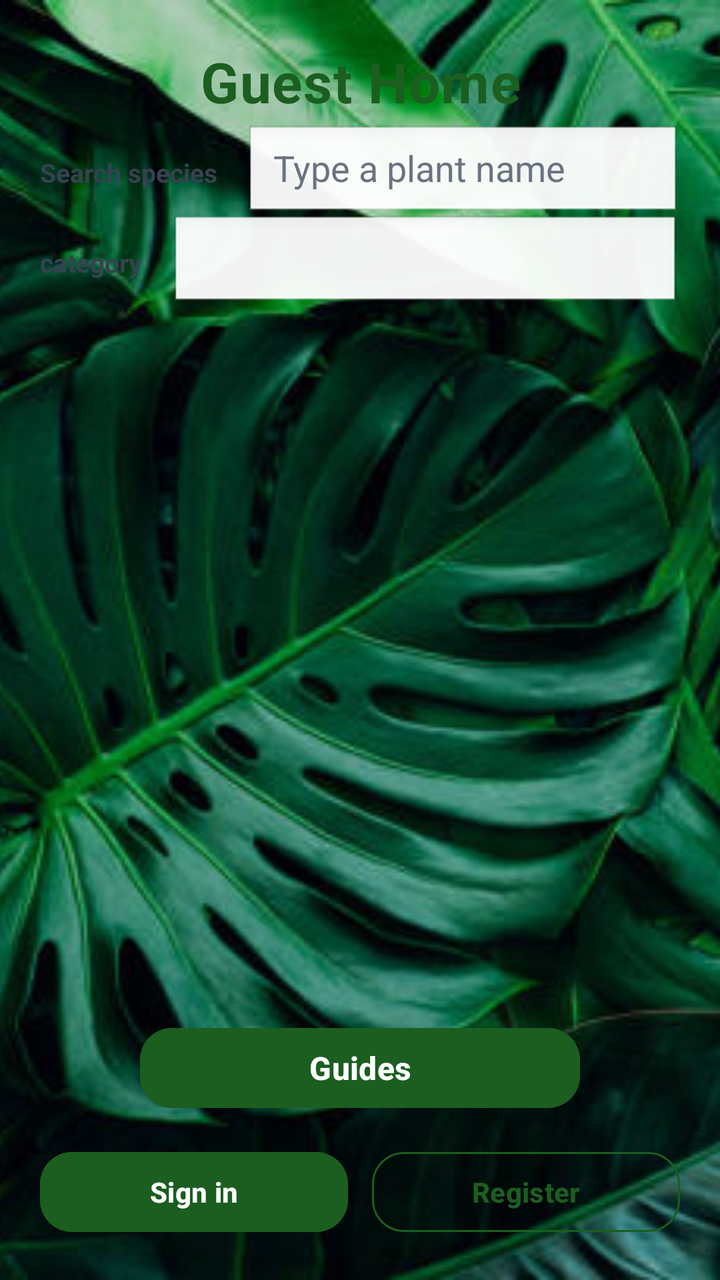
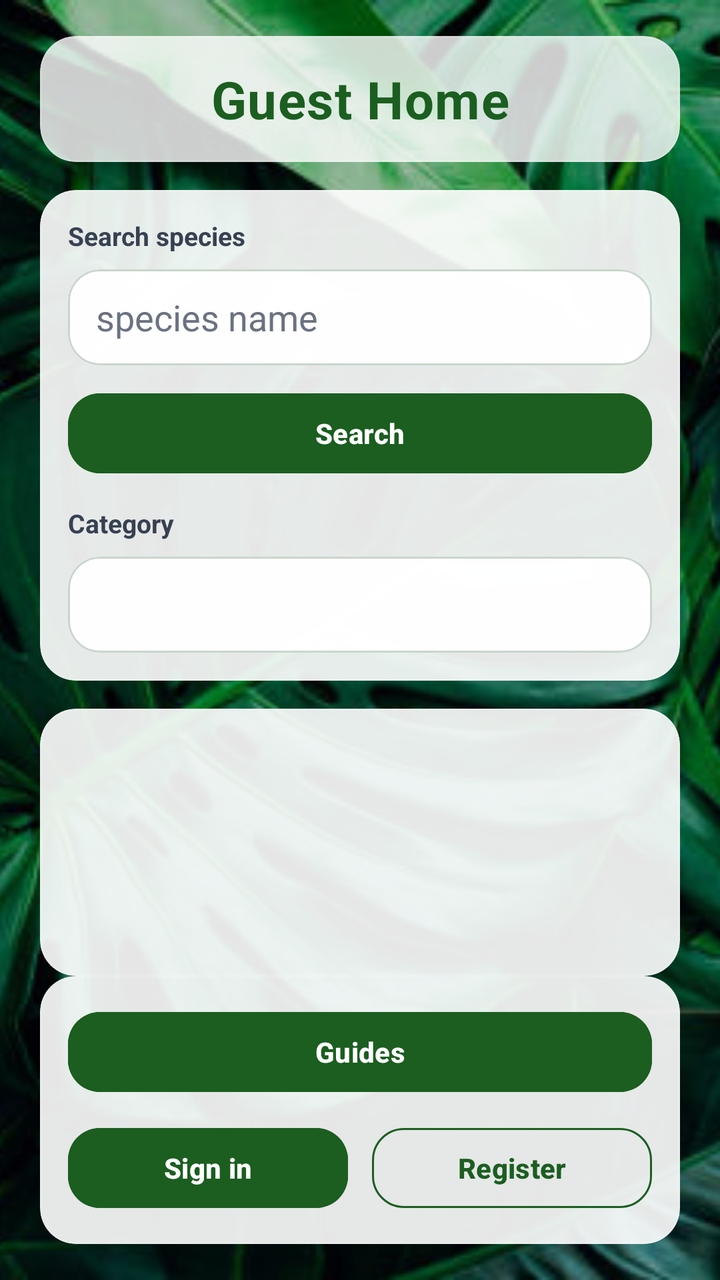

Before-and-after screenshots of an Android layout around one commit, followed by the original layout XML and the change that was made.
<!-- AndroidManifest.xml: application theme Theme.TASHTIT -->
<!-- res/layout/activity_guest_home.xml -->
<?xml version="1.0" encoding="utf-8"?>
<androidx.constraintlayout.widget.ConstraintLayout xmlns:android="http://schemas.android.com/apk/res/android"
    xmlns:app="http://schemas.android.com/apk/res-auto"
    xmlns:tools="http://schemas.android.com/tools"
    android:id="@+id/main"
    android:layout_width="match_parent"
    android:layout_height="match_parent"
    tools:context=".ACTIVITIES.GuestHomeActivity">

    
    <ImageView
        android:id="@+id/ivBackground"
        android:layout_width="0dp"
        android:layout_height="0dp"
        android:contentDescription="@null"
        android:scaleType="centerCrop"
        android:src="@drawable/leaves_bg"
        app:layout_constraintTop_toTopOf="parent"
        app:layout_constraintBottom_toBottomOf="parent"
        app:layout_constraintStart_toStartOf="parent"
        app:layout_constraintEnd_toEndOf="parent" />

    
    <View
        android:id="@+id/bgScrim"
        android:layout_width="0dp"
        android:layout_height="0dp"
        android:background="#1A000000"
        app:layout_constraintTop_toTopOf="parent"
        app:layout_constraintBottom_toBottomOf="parent"
        app:layout_constraintStart_toStartOf="parent"
        app:layout_constraintEnd_toEndOf="parent" />

    
    <TextView
        android:id="@+id/tvGuestHomeTitle"
        android:layout_width="0dp"
        android:layout_height="wrap_content"
        android:layout_marginTop="22dp"
        android:layout_marginStart="20dp"
        android:layout_marginEnd="20dp"
        android:text="Guest Home"
        android:textAlignment="center"
        android:textStyle="bold"
        android:textSize="28sp"
        android:letterSpacing="0.02"
        android:textColor="#1B5E20"
        app:layout_constraintTop_toTopOf="parent"
        app:layout_constraintStart_toStartOf="parent"
        app:layout_constraintEnd_toEndOf="parent" />

    
    <TextView
        android:id="@+id/tvSearchLabel"
        android:layout_width="wrap_content"
        android:layout_height="wrap_content"
        android:layout_marginStart="20dp"
        android:layout_marginTop="18dp"
        android:text="Search species"
        android:textStyle="bold"
        android:textSize="13sp"
        android:textColor="#374151"
        app:layout_constraintTop_toBottomOf="@id/tvGuestHomeTitle"
        app:layout_constraintStart_toStartOf="parent" />

    <EditText
        android:id="@+id/etSearchSpecies"
        android:layout_width="0dp"
        android:layout_height="48dp"
        android:layout_marginStart="14dp"
        android:layout_marginEnd="20dp"
        android:background="@android:drawable/edit_text"
        android:hint="Type a plant name"
        android:inputType="text"
        android:maxLines="1"
        android:paddingStart="14dp"
        android:paddingEnd="14dp"
        android:textColor="#111827"
        android:textColorHint="#6B7280"
        app:layout_constraintTop_toTopOf="@id/tvSearchLabel"
        app:layout_constraintBottom_toBottomOf="@id/tvSearchLabel"
        app:layout_constraintStart_toEndOf="@id/tvSearchLabel"
        app:layout_constraintEnd_toEndOf="parent" />

    
    <TextView
        android:id="@+id/tvCategoryLabel"
        android:layout_width="wrap_content"
        android:layout_height="wrap_content"
        android:layout_marginStart="20dp"
        android:layout_marginTop="12dp"
        android:text="category"
        android:textStyle="bold"
        android:textSize="13sp"
        android:textColor="#374151"
        app:layout_constraintTop_toBottomOf="@id/etSearchSpecies"
        app:layout_constraintStart_toStartOf="parent" />

    <Spinner
        android:id="@+id/spCategory"
        android:layout_width="0dp"
        android:layout_height="48dp"
        android:layout_marginStart="14dp"
        android:layout_marginEnd="20dp"
        android:background="@android:drawable/edit_text"
        android:spinnerMode="dropdown"
        app:layout_constraintTop_toTopOf="@id/tvCategoryLabel"
        app:layout_constraintBottom_toBottomOf="@id/tvCategoryLabel"
        app:layout_constraintStart_toEndOf="@id/tvCategoryLabel"
        app:layout_constraintEnd_toEndOf="parent" />

    
    <androidx.recyclerview.widget.RecyclerView
        android:id="@+id/rvPlants"
        android:layout_width="0dp"
        android:layout_height="0dp"
        android:layout_marginTop="14dp"
        android:layout_marginStart="20dp"
        android:layout_marginEnd="20dp"
        android:clipToPadding="false"
        android:paddingBottom="8dp"
        app:layout_constraintTop_toBottomOf="@id/spCategory"
        app:layout_constraintBottom_toTopOf="@id/btnGuides"
        app:layout_constraintStart_toStartOf="parent"
        app:layout_constraintEnd_toEndOf="parent"
        tools:listitem="@android:layout/simple_list_item_1"
        tools:itemCount="6" />

    
    <com.google.android.material.button.MaterialButton
        android:id="@+id/btnGuides"
        android:layout_width="220dp"
        android:layout_height="48dp"
        android:layout_marginTop="12dp"
        android:text="Guides"
        android:textStyle="bold"
        android:textAllCaps="false"
        android:textSize="16sp"
        android:textColor="#FFFFFF"
        android:backgroundTint="#1B5E20"
        app:cornerRadius="16dp"
        app:layout_constraintTop_toBottomOf="@id/rvPlants"
        app:layout_constraintStart_toStartOf="parent"
        app:layout_constraintEnd_toEndOf="parent" />

    
    <LinearLayout
        android:id="@+id/rowBottomButtons"
        android:layout_width="0dp"
        android:layout_height="wrap_content"
        android:layout_marginStart="20dp"
        android:layout_marginEnd="20dp"
        android:layout_marginTop="14dp"
        android:layout_marginBottom="20dp"
        android:orientation="horizontal"
        android:gravity="center"
        android:weightSum="2"
        app:layout_constraintTop_toBottomOf="@id/btnGuides"
        app:layout_constraintBottom_toBottomOf="parent"
        app:layout_constraintStart_toStartOf="parent"
        app:layout_constraintEnd_toEndOf="parent">

        <com.google.android.material.button.MaterialButton
            android:id="@+id/btnSignIn"
            android:layout_width="0dp"
            android:layout_height="48dp"
            android:layout_weight="1"
            android:text="Sign in"
            android:textStyle="bold"
            android:textAllCaps="false"
            android:textColor="#FFFFFF"
            android:backgroundTint="#1B5E20"
            app:cornerRadius="16dp" />

        <View
            android:layout_width="12dp"
            android:layout_height="1dp" />

        <com.google.android.material.button.MaterialButton
            android:id="@+id/btnRegister"
            style="@style/Widget.Material3.Button.OutlinedButton"
            android:layout_width="0dp"
            android:layout_height="48dp"
            android:layout_weight="1"
            android:text="Register"
            android:textStyle="bold"
            android:textAllCaps="false"
            android:textColor="#1B5E20"
            app:strokeColor="#1B5E20"
            app:strokeWidth="1dp"
            app:cornerRadius="16dp" />

    </LinearLayout>

</androidx.constraintlayout.widget.ConstraintLayout>
<!-- resources referenced by this layout -->
<resources>
  <!-- drawable leaves_bg: png bitmap (drawable, 557002 bytes) -->
  <style name="Theme.TASHTIT" parent="Base.Theme.TASHTIT" />
  <style name="Base.Theme.TASHTIT" parent="Theme.Material3.DayNight.NoActionBar">
          
          
  
          
          <item name="android:windowIsTranslucent">true</item>
  
      </style>
</resources>

<!-- the commit's change to res/layout/activity_guest_home.xml (unified diff, before → after) -->
@@ -25,171 +25,245 @@
         android:id="@+id/bgScrim"
         android:layout_width="0dp"
         android:layout_height="0dp"
-        android:background="#1A000000"
+        android:background="#33000000"
         app:layout_constraintTop_toTopOf="parent"
         app:layout_constraintBottom_toBottomOf="parent"
         app:layout_constraintStart_toStartOf="parent"
         app:layout_constraintEnd_toEndOf="parent" />
 
     
-    <TextView
-        android:id="@+id/tvGuestHomeTitle"
+    <com.google.android.material.card.MaterialCardView
+        android:id="@+id/cardTitle"
         android:layout_width="0dp"
         android:layout_height="wrap_content"
-        android:layout_marginTop="22dp"
-        android:layout_marginStart="20dp"
-        android:layout_marginEnd="20dp"
-        android:text="Guest Home"
-        android:textAlignment="center"
-        android:textStyle="bold"
-        android:textSize="28sp"
-        android:letterSpacing="0.02"
-        android:textColor="#1B5E20"
+        android:layout_marginTop="18dp"
+        android:layout_marginStart="20dp"
+        android:layout_marginEnd="20dp"
+        app:cardCornerRadius="18dp"
+        app:cardElevation="0dp"
+        app:cardBackgroundColor="#CCFFFFFF"
+        app:strokeColor="#22FFFFFF"
+        app:strokeWidth="1dp"
         app:layout_constraintTop_toTopOf="parent"
         app:layout_constraintStart_toStartOf="parent"
-        app:layout_constraintEnd_toEndOf="parent" />
-
-    
-    <TextView
-        android:id="@+id/tvSearchLabel"
-        android:layout_width="wrap_content"
+        app:layout_constraintEnd_toEndOf="parent">
+
+        <TextView
+            android:id="@+id/tvGuestHomeTitle"
+            android:layout_width="match_parent"
+            android:layout_height="wrap_content"
+            android:paddingTop="14dp"
+            android:paddingBottom="14dp"
+            android:text="Guest Home"
+            android:textAlignment="center"
+            android:textStyle="bold"
+            android:textSize="26sp"
+            android:letterSpacing="0.02"
+            android:textColor="#1B5E20" />
+    </com.google.android.material.card.MaterialCardView>
+
+    
+    <com.google.android.material.card.MaterialCardView
+        android:id="@+id/cardFilters"
+        android:layout_width="0dp"
         android:layout_height="wrap_content"
-        android:layout_marginStart="20dp"
-        android:layout_marginTop="18dp"
-        android:text="Search species"
-        android:textStyle="bold"
-        android:textSize="13sp"
-        android:textColor="#374151"
-        app:layout_constraintTop_toBottomOf="@id/tvGuestHomeTitle"
-        app:layout_constraintStart_toStartOf="parent" />
-
-    <EditText
-        android:id="@+id/etSearchSpecies"
-        android:layout_width="0dp"
-        android:layout_height="48dp"
-        android:layout_marginStart="14dp"
-        android:layout_marginEnd="20dp"
-        android:background="@android:drawable/edit_text"
-        android:hint="Type a plant name"
-        android:inputType="text"
-        android:maxLines="1"
-        android:paddingStart="14dp"
-        android:paddingEnd="14dp"
-        android:textColor="#111827"
-        android:textColorHint="#6B7280"
-        app:layout_constraintTop_toTopOf="@id/tvSearchLabel"
-        app:layout_constraintBottom_toBottomOf="@id/tvSearchLabel"
-        app:layout_constraintStart_toEndOf="@id/tvSearchLabel"
-        app:layout_constraintEnd_toEndOf="parent" />
-
-    
-    <TextView
-        android:id="@+id/tvCategoryLabel"
-        android:layout_width="wrap_content"
-        android:layout_height="wrap_content"
-        android:layout_marginStart="20dp"
-        android:layout_marginTop="12dp"
-        android:text="category"
-        android:textStyle="bold"
-        android:textSize="13sp"
-        android:textColor="#374151"
-        app:layout_constraintTop_toBottomOf="@id/etSearchSpecies"
-        app:layout_constraintStart_toStartOf="parent" />
-
-    <Spinner
-        android:id="@+id/spCategory"
-        android:layout_width="0dp"
-        android:layout_height="48dp"
-        android:layout_marginStart="14dp"
-        android:layout_marginEnd="20dp"
-        android:background="@android:drawable/edit_text"
-        android:spinnerMode="dropdown"
-        app:layout_constraintTop_toTopOf="@id/tvCategoryLabel"
-        app:layout_constraintBottom_toBottomOf="@id/tvCategoryLabel"
-        app:layout_constraintStart_toEndOf="@id/tvCategoryLabel"
-        app:layout_constraintEnd_toEndOf="parent" />
-
-    
-    <androidx.recyclerview.widget.RecyclerView
-        android:id="@+id/rvPlants"
+        android:layout_marginTop="14dp"
+        android:layout_marginStart="20dp"
+        android:layout_marginEnd="20dp"
+        app:cardCornerRadius="18dp"
+        app:cardElevation="0dp"
+        app:cardBackgroundColor="#E6FFFFFF"
+        app:strokeColor="#22FFFFFF"
+        app:strokeWidth="1dp"
+        app:layout_constraintTop_toBottomOf="@id/cardTitle"
+        app:layout_constraintStart_toStartOf="parent"
+        app:layout_constraintEnd_toEndOf="parent">
+
+        <LinearLayout
+            android:layout_width="match_parent"
+            android:layout_height="wrap_content"
+            android:orientation="vertical"
+            android:padding="14dp">
+
+            <TextView
+                android:layout_width="match_parent"
+                android:layout_height="wrap_content"
+                android:text="Search species"
+                android:textStyle="bold"
+                android:textSize="13sp"
+                android:textColor="#374151" />
+
+            
+            <com.google.android.material.card.MaterialCardView
+                android:layout_width="match_parent"
+                android:layout_height="48dp"
+                android:layout_marginTop="8dp"
+                app:cardCornerRadius="16dp"
+                app:cardElevation="0dp"
+                app:cardBackgroundColor="#F8FFFFFF"
+                app:strokeColor="#C9D6CC"
+                app:strokeWidth="1dp">
+
+                <EditText
+                    android:id="@+id/etSearchSpecies"
+                    android:layout_width="match_parent"
+                    android:layout_height="match_parent"
+                    android:background="@android:color/transparent"
+                    android:hint="species name"
+                    android:inputType="text"
+                    android:maxLines="1"
+                    android:paddingStart="14dp"
+                    android:paddingEnd="14dp"
+                    android:textColor="#111827"
+                    android:textColorHint="#6B7280" />
+            </com.google.android.material.card.MaterialCardView>
+
+            <com.google.android.material.button.MaterialButton
+                android:id="@+id/btnSearchSpecies"
+                android:layout_width="match_parent"
+                android:layout_height="48dp"
+                android:layout_marginTop="10dp"
+                android:backgroundTint="#1B5E20"
+                android:text="Search"
+                android:textAllCaps="false"
+                android:textColor="#FFFFFF"
+                android:textStyle="bold"
+                app:cornerRadius="16dp" />
+
+            <TextView
+                android:layout_width="match_parent"
+                android:layout_height="wrap_content"
+                android:layout_marginTop="12dp"
+                android:text="Category"
+                android:textColor="#374151"
+                android:textSize="13sp"
+                android:textStyle="bold" />
+
+            <com.google.android.material.card.MaterialCardView
+                android:layout_width="match_parent"
+                android:layout_height="48dp"
+                android:layout_marginTop="8dp"
+                app:cardCornerRadius="16dp"
+                app:cardElevation="0dp"
+                app:cardBackgroundColor="#F8FFFFFF"
+                app:strokeColor="#C9D6CC"
+                app:strokeWidth="1dp">
+
+                <Spinner
+                    android:id="@+id/spCategory"
+                    android:layout_width="match_parent"
+                    android:layout_height="match_parent"
+                    android:background="@android:color/transparent"
+                    android:spinnerMode="dropdown" />
+            </com.google.android.material.card.MaterialCardView>
+
+        </LinearLayout>
+    </com.google.android.material.card.MaterialCardView>
+
+    
+    <com.google.android.material.card.MaterialCardView
+        android:id="@+id/cardList"
         android:layout_width="0dp"
         android:layout_height="0dp"
         android:layout_marginTop="14dp"
         android:layout_marginStart="20dp"
         android:layout_marginEnd="20dp"
-        android:clipToPadding="false"
-        android:paddingBottom="8dp"
-        app:layout_constraintTop_toBottomOf="@id/spCategory"
-        app:layout_constraintBottom_toTopOf="@id/btnGuides"
-        app:layout_constraintStart_toStartOf="parent"
-        app:layout_constraintEnd_toEndOf="parent"
-        tools:listitem="@android:layout/simple_list_item_1"
-        tools:itemCount="6" />
-
-    
-    <com.google.android.material.button.MaterialButton
-        android:id="@+id/btnGuides"
-        android:layout_width="220dp"
-        android:layout_height="48dp"
-        android:layout_marginTop="12dp"
-        android:text="Guides"
-        android:textStyle="bold"
-        android:textAllCaps="false"
-        android:textSize="16sp"
-        android:textColor="#FFFFFF"
-        android:backgroundTint="#1B5E20"
-        app:cornerRadius="16dp"
-        app:layout_constraintTop_toBottomOf="@id/rvPlants"
-        app:layout_constraintStart_toStartOf="parent"
-        app:layout_constraintEnd_toEndOf="parent" />
-
-    
-    <LinearLayout
-        android:id="@+id/rowBottomButtons"
+        app:cardCornerRadius="18dp"
+        app:cardElevation="0dp"
+        app:cardBackgroundColor="#E6FFFFFF"
+        app:strokeColor="#22FFFFFF"
+        app:strokeWidth="1dp"
+        app:layout_constraintTop_toBottomOf="@id/cardFilters"
+        app:layout_constraintBottom_toTopOf="@id/bottomBar"
+        app:layout_constraintStart_toStartOf="parent"
+        app:layout_constraintEnd_toEndOf="parent">
+
+        <androidx.recyclerview.widget.RecyclerView
+            android:id="@+id/rvPlants"
+            android:layout_width="match_parent"
+            android:layout_height="match_parent"
+            android:clipToPadding="false"
+            android:padding="10dp"
+            tools:itemCount="6"
+            tools:listitem="@android:layout/simple_list_item_1" />
+    </com.google.android.material.card.MaterialCardView>
+
+    
+    <com.google.android.material.card.MaterialCardView
+        android:id="@+id/bottomBar"
         android:layout_width="0dp"
         android:layout_height="wrap_content"
         android:layout_marginStart="20dp"
         android:layout_marginEnd="20dp"
-        android:layout_marginTop="14dp"
-        android:layout_marginBottom="20dp"
-        android:orientation="horizontal"
-        android:gravity="center"
-        android:weightSum="2"
-        app:layout_constraintTop_toBottomOf="@id/btnGuides"
+        android:layout_marginBottom="18dp"
+        app:cardCornerRadius="18dp"
+        app:cardElevation="0dp"
+        app:cardBackgroundColor="#E6FFFFFF"
+        app:strokeColor="#22FFFFFF"
+        app:strokeWidth="1dp"
         app:layout_constraintBottom_toBottomOf="parent"
         app:layout_constraintStart_toStartOf="parent"
         app:layout_constraintEnd_toEndOf="parent">
 
-        <com.google.android.material.button.MaterialButton
-            android:id="@+id/btnSignIn"
-            android:layout_width="0dp"
-            android:layout_height="48dp"
-            android:layout_weight="1"
-            android:text="Sign in"
-            android:textStyle="bold"
-            android:textAllCaps="false"
-            android:textColor="#FFFFFF"
-            android:backgroundTint="#1B5E20"
-            app:cornerRadius="16dp" />
-
-        <View
-            android:layout_width="12dp"
-            android:layout_height="1dp" />
-
-        <com.google.android.material.button.MaterialButton
-            android:id="@+id/btnRegister"
-            style="@style/Widget.Material3.Button.OutlinedButton"
-            android:layout_width="0dp"
-            android:layout_height="48dp"
-            android:layout_weight="1"
-            android:text="Register"
-            android:textStyle="bold"
-            android:textAllCaps="false"
-            android:textColor="#1B5E20"
-            app:strokeColor="#1B5E20"
-            app:strokeWidth="1dp"
-            app:cornerRadius="16dp" />
-
-    </LinearLayout>
+        <LinearLayout
+            android:layout_width="match_parent"
+            android:layout_height="wrap_content"
+            android:orientation="vertical"
+            android:padding="14dp">
+
+            <com.google.android.material.button.MaterialButton
+                android:id="@+id/btnGuides"
+                android:layout_width="match_parent"
+                android:layout_height="48dp"
+                android:backgroundTint="#1B5E20"
+                android:text="Guides"
+                android:textAllCaps="false"
+                android:textColor="#FFFFFF"
+                android:textStyle="bold"
+                app:cornerRadius="16dp" />
+
+            <View
+                android:layout_width="match_parent"
+                android:layout_height="10dp" />
+
+            <LinearLayout
+                android:layout_width="match_parent"
+                android:layout_height="wrap_content"
+                android:orientation="horizontal"
+                android:weightSum="2">
+
+                <com.google.android.material.button.MaterialButton
+                    android:id="@+id/btnSignIn"
+                    android:layout_width="0dp"
+                    android:layout_height="48dp"
+                    android:layout_weight="1"
+                    android:backgroundTint="#1B5E20"
+                    android:text="Sign in"
+                    android:textAllCaps="false"
+                    android:textColor="#FFFFFF"
+                    android:textStyle="bold"
+                    app:cornerRadius="16dp" />
+
+                <View
+                    android:layout_width="12dp"
+                    android:layout_height="1dp" />
+
+                <com.google.android.material.button.MaterialButton
+                    android:id="@+id/btnRegister"
+                    style="@style/Widget.Material3.Button.OutlinedButton"
+                    android:layout_width="0dp"
+                    android:layout_height="48dp"
+                    android:layout_weight="1"
+                    android:text="Register"
+                    android:textAllCaps="false"
+                    android:textColor="#1B5E20"
+                    android:textStyle="bold"
+                    app:cornerRadius="16dp"
+                    app:strokeColor="#1B5E20"
+                    app:strokeWidth="1dp" />
+            </LinearLayout>
+
+        </LinearLayout>
+    </com.google.android.material.card.MaterialCardView>
 
 </androidx.constraintlayout.widget.ConstraintLayout>
